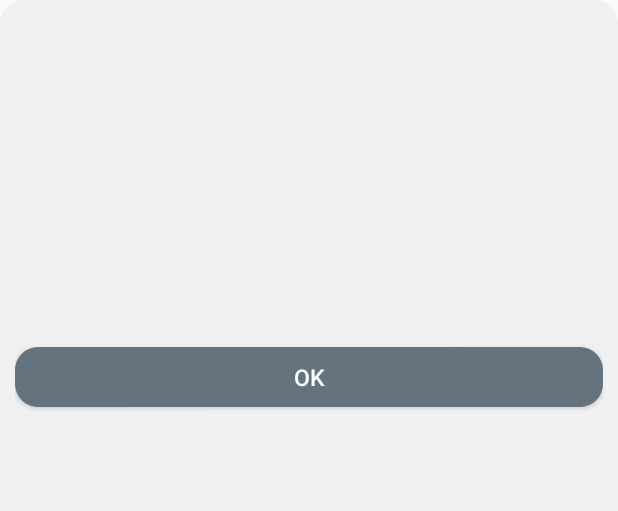
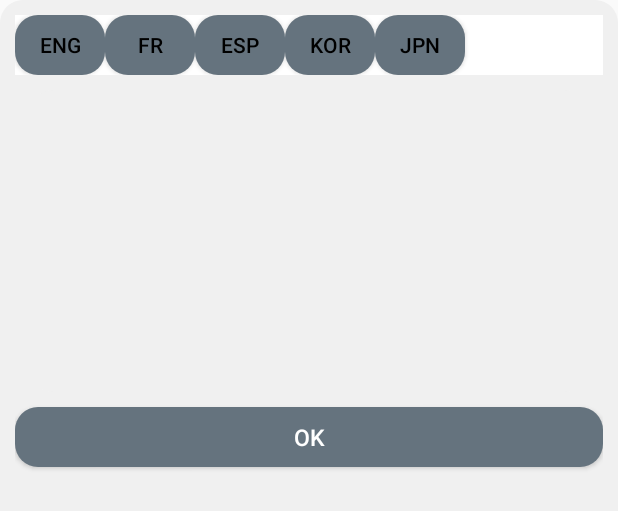
Before and after one commit to HuynhLeonard/CSC13009-Project, an Android app: the layout text_recognized_dialog.xml on its own in the app's theme, with its tools: preview values and no code run, on a phone screen of 412 x 824 dp. Shown: the top 511 px of the screen. Run offline under Robolectric (Android 15) with nearby library versions, the phone set to English and light mode, and no system bars.

Commit message:
Fix Text recognize dialog, add translate

```diff
--- a/app/build.gradle.kts
+++ b/app/build.gradle.kts
@@ -69,4 +69,7 @@ dependencies {
 
     implementation ("androidx.work:work-runtime:2.7.1")
     implementation ("com.google.androidbrowserhelper:androidbrowserhelper:2.5.0")
+
+    // for translate languauge (english only)
+    implementation("com.google.mlkit:translate:17.0.2")
 }
--- a/app/src/main/java/org/hstlp/yourmemory/SelectedPicture.java
+++ b/app/src/main/java/org/hstlp/yourmemory/SelectedPicture.java
@@ -164,7 +164,21 @@ public class SelectedPicture extends AppCompatActivity implements IsSelectedPict
                                                 customDialog.dismiss();
                                             });
                                     customDialog.show();
-
+                                    customDialog.findViewById(R.id.btnEnglish).setOnClickListener(view -> {
+                                        // translate here
+                                    });
+                                    customDialog.findViewById(R.id.btnFrance).setOnClickListener(view -> {
+                                        // translate here
+                                    });
+                                    customDialog.findViewById(R.id.btnSpain).setOnClickListener(view -> {
+                                        // translate here
+                                    });
+                                    customDialog.findViewById(R.id.btnJapanese).setOnClickListener(view -> {
+                                        // translate here
+                                    });
+                                    customDialog.findViewById(R.id.btnKorean).setOnClickListener(view -> {
+                                        // translate here
+                                    });
                                 }
                             })
                             .addOnFailureListener(
--- a/app/src/main/res/layout/text_recognized_dialog.xml
+++ b/app/src/main/res/layout/text_recognized_dialog.xml
@@ -6,6 +6,50 @@
     android:orientation="vertical"
     android:theme="@style/customBackgroundSecond"
     android:background="@drawable/rounded_corners">
+
+    <RelativeLayout
+        android:layout_width="match_parent"
+        android:layout_height="40dp"
+        android:theme="@style/customBackgroundSecond">
+        <Button
+            android:id="@+id/btnEnglish"
+            android:layout_width="60dp"
+            android:layout_height="40dp"
+            android:background="@drawable/styled_button"
+            android:text="Eng"/>
+
+        <Button
+            android:id="@+id/btnFrance"
+            android:layout_width="60dp"
+            android:layout_height="40dp"
+            android:layout_toRightOf="@id/btnEnglish"
+            android:background="@drawable/styled_button"
+            android:text="FR"/>
+
+        <Button
+            android:id="@+id/btnSpain"
+            android:layout_width="60dp"
+            android:layout_height="40dp"
+            android:layout_toRightOf="@id/btnFrance"
+            android:background="@drawable/styled_button"
+            android:text="ESP"/>
+
+        <Button
+            android:id="@+id/btnKorean"
+            android:layout_width="60dp"
+            android:layout_height="40dp"
+            android:layout_toRightOf="@id/btnSpain"
+            android:background="@drawable/styled_button"
+            android:text="KOR"/>
+
+        <Button
+            android:id="@+id/btnJapanese"
+            android:layout_width="60dp"
+            android:layout_height="40dp"
+            android:layout_toRightOf="@+id/btnKorean"
+            android:background="@drawable/styled_button"
+            android:text="JPN"/>
+    </RelativeLayout>
 
     <EditText
         android:id="@+id/text_recognized"
```
